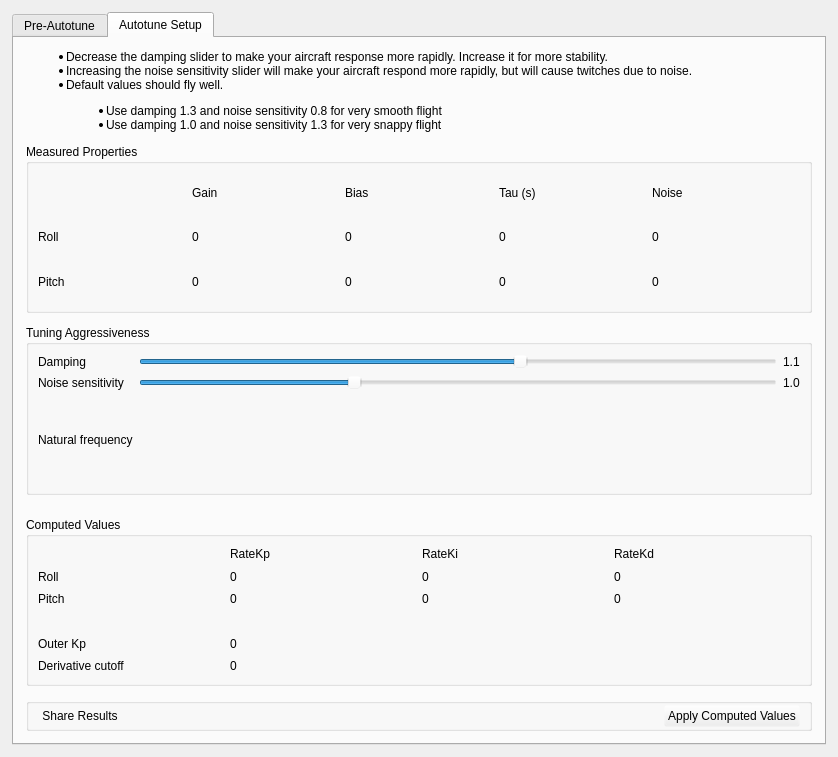
Above: ground/gcs/src/plugins/config/autotune.ui from d-ronin/dRonin before the change. Below: the same form after it.
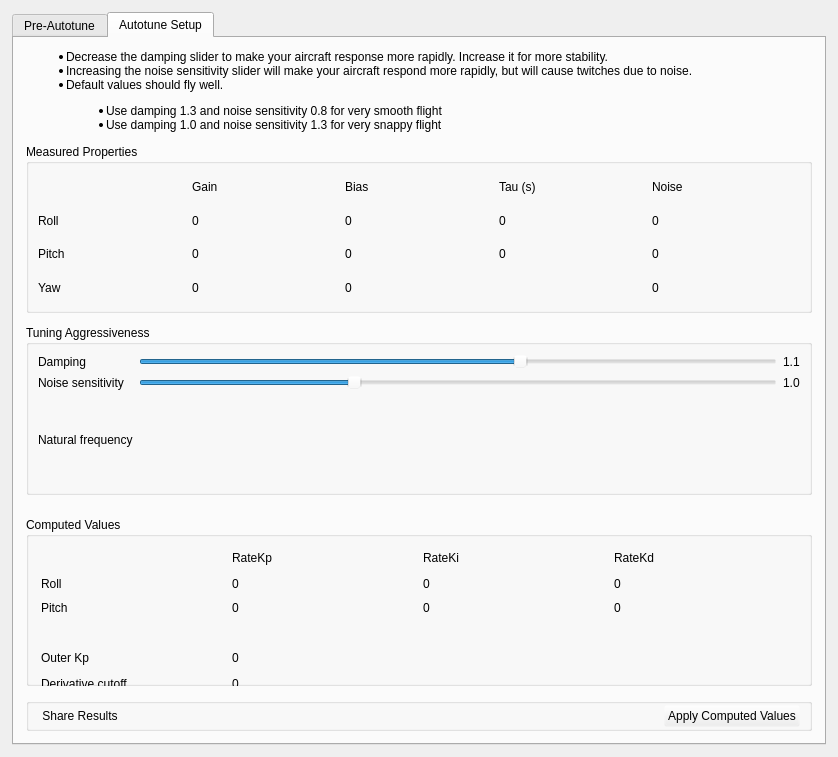
That is the form after the change. Icons and pictures are not drawn.

Commit message: gcs: autotune: display (and share) yaw parameters

What changed in the file:
```diff
--- a/ground/gcs/src/plugins/config/autotune.ui
+++ b/ground/gcs/src/plugins/config/autotune.ui
@@ -78,26 +78,26 @@
              <string>&lt;!DOCTYPE HTML PUBLIC &quot;-//W3C//DTD HTML 4.0//EN&quot; &quot;http://www.w3.org/TR/REC-html40/strict.dtd&quot;&gt;
 &lt;html&gt;&lt;head&gt;&lt;meta name=&quot;qrichtext&quot; content=&quot;1&quot; /&gt;&lt;style type=&quot;text/css&quot;&gt;
 p, li { white-space: pre-wrap; }
-&lt;/style&gt;&lt;/head&gt;&lt;body style=&quot; font-family:'MS Shell Dlg 2'; font-size:8.25pt; font-weight:400; font-style:normal;&quot;&gt;
+&lt;/style&gt;&lt;/head&gt;&lt;body style=&quot; font-family:'.Helvetica Neue DeskInterface'; font-size:13pt; font-weight:400; font-style:normal;&quot;&gt;
 &lt;p align=&quot;center&quot; style=&quot; margin-top:0px; margin-bottom:0px; margin-left:0px; margin-right:0px; -qt-block-indent:0; text-indent:0px;&quot;&gt;&lt;span style=&quot; font-family:'Lucida Grande'; font-size:20pt; font-weight:600; color:#ff0000;&quot;&gt;WARNING:&lt;/span&gt;&lt;/p&gt;
-&lt;p style=&quot;-qt-paragraph-type:empty; margin-top:0px; margin-bottom:0px; margin-left:0px; margin-right:0px; -qt-block-indent:0; text-indent:0px; font-family:'Lucida Grande'; font-size:13pt;&quot;&gt;&lt;br /&gt;&lt;/p&gt;
-&lt;p style=&quot; margin-top:0px; margin-bottom:0px; margin-left:0px; margin-right:0px; -qt-block-indent:0; text-indent:0px;&quot;&gt;&lt;span style=&quot; font-family:'Lucida Grande'; font-size:13pt;&quot;&gt;This is an advanced plugin for the GCS that is going to make your UAV twitch automatically, so test in a large open area and be cautious of the values that it creates.&lt;br /&gt;&lt;br /&gt;Please read and understand all of the following steps for autotuning before attempting an autotune.&lt;br /&gt;&lt;/span&gt;&lt;/p&gt;
-&lt;ol style=&quot;margin-top: 0px; margin-bottom: 0px; margin-left: 0px; margin-right: 0px; -qt-list-indent: 1;&quot;&gt;&lt;li style=&quot; font-family:'Lucida Grande'; font-size:13pt;&quot; style=&quot; margin-top:0px; margin-bottom:0px; margin-left:0px; margin-right:0px; -qt-block-indent:0; text-indent:0px;&quot;&gt;Go to https://vimeo.com/104806460 and watch the autotuning tutorial.&lt;/li&gt;
-&lt;p style=&quot;-qt-paragraph-type:empty; margin-top:0px; margin-bottom:0px; margin-left:0px; margin-right:0px; -qt-block-indent:1; text-indent:0px; font-family:'Lucida Grande'; font-size:13pt;&quot;&gt;&lt;br /&gt;&lt;/p&gt;
-&lt;li style=&quot; font-family:'Lucida Grande'; font-size:13pt;&quot; style=&quot; margin-top:0px; margin-bottom:0px; margin-left:0px; margin-right:0px; -qt-block-indent:0; text-indent:0px;&quot;&gt;On the &lt;span style=&quot; font-style:italic;&quot;&gt;Input configuration &lt;/span&gt;page, &lt;span style=&quot; font-style:italic;&quot;&gt;Flight Mode Switch Settings tab&lt;/span&gt;, set one of your flight modes to &amp;quot;Autotune&amp;quot;.&lt;/li&gt;
-&lt;p style=&quot;-qt-paragraph-type:empty; margin-top:0px; margin-bottom:0px; margin-left:0px; margin-right:0px; -qt-block-indent:1; text-indent:0px; font-family:'Lucida Grande'; font-size:13pt;&quot;&gt;&lt;br /&gt;&lt;/p&gt;
-&lt;li style=&quot; font-family:'Lucida Grande'; font-size:13pt;&quot; style=&quot; margin-top:0px; margin-bottom:0px; margin-left:0px; margin-right:0px; -qt-block-indent:0; text-indent:0px;&quot;&gt;Click the &lt;span style=&quot; font-style:italic;&quot;&gt;Enable Autotune Module&lt;/span&gt; checkbox below this text, click S&lt;span style=&quot; font-style:italic;&quot;&gt;ave,&lt;/span&gt; and reboot the flight controller.&lt;br /&gt;&lt;/li&gt;
-&lt;li style=&quot; font-family:'Lucida Grande'; font-size:13pt;&quot; style=&quot; margin-top:0px; margin-bottom:0px; margin-left:0px; margin-right:0px; -qt-block-indent:0; text-indent:0px;&quot;&gt;Take off, and when stable, change flight mode to autotune. Focus on keeping the UAV in the air while it's twitching.&lt;/li&gt;
-&lt;ol type=&quot;a&quot; style=&quot;margin-top: 0px; margin-bottom: 0px; margin-left: 0px; margin-right: 0px; -qt-list-indent: 2;&quot;&gt;&lt;li style=&quot; font-family:'Lucida Grande'; font-size:13pt;&quot; style=&quot; margin-top:0px; margin-bottom:0px; margin-left:0px; margin-right:0px; -qt-block-indent:0; text-indent:0px;&quot;&gt;In the first few seconds, nothing will happen...&lt;/li&gt;
-&lt;li style=&quot; font-family:'Lucida Grande'; font-size:13pt;&quot; style=&quot; margin-top:0px; margin-bottom:0px; margin-left:0px; margin-right:0px; -qt-block-indent:0; text-indent:0px;&quot;&gt;The the UAV will start twitching for approximately 60 seconds. It will continue to respond to your inputs, and moving the sticks won't negatively affect the tune.&lt;/li&gt;
-&lt;li style=&quot; font-family:'Lucida Grande'; font-size:13pt;&quot; style=&quot; margin-top:0px; margin-bottom:0px; margin-left:0px; margin-right:0px; -qt-block-indent:0; text-indent:0px;&quot;&gt;When the twitching stops, the tuning phase is completed.&lt;/li&gt;&lt;/ol&gt;
-&lt;p style=&quot;-qt-paragraph-type:empty; margin-top:0px; margin-bottom:0px; margin-left:0px; margin-right:0px; -qt-block-indent:1; text-indent:0px; font-family:'Lucida Grande'; font-size:13pt;&quot;&gt;&lt;br /&gt;&lt;/p&gt;
-&lt;li style=&quot; font-family:'Lucida Grande'; font-size:13pt;&quot; style=&quot; margin-top:0px; margin-bottom:0px; margin-left:0px; margin-right:0px; -qt-block-indent:0; text-indent:0px;&quot;&gt;Land and disarm leaving the Autotune mode enabled. At this point, the settings are saved. Power down the UAV, unless it is connected to GCS via bluetooth.&lt;br /&gt;&lt;/li&gt;
-&lt;li style=&quot; font-family:'Lucida Grande'; font-size:13pt;&quot; style=&quot; margin-top:0px; margin-bottom:0px; margin-left:0px; margin-right:0px; -qt-block-indent:0; text-indent:0px;&quot;&gt;Connect to GCS and check the values on the &lt;span style=&quot; font-style:italic;&quot;&gt;Autotune Setup&lt;/span&gt; page against the values on the &lt;span style=&quot; font-style:italic;&quot;&gt;Stabilization&lt;/span&gt; page. If they are vastly different, this is an indication to be wary, and indicates that a subsequent autotune should be run to get more accurate values. &lt;span style=&quot; font-weight:600;&quot;&gt;For extreme values a prompt will ask if you want to continue. Check your settings carefully in this case.&lt;/span&gt;&lt;br /&gt;&lt;/li&gt;
-&lt;li style=&quot; font-family:'Lucida Grande'; font-size:13pt;&quot; style=&quot; margin-top:0px; margin-bottom:0px; margin-left:0px; margin-right:0px; -qt-block-indent:0; text-indent:0px;&quot;&gt;Adjust the values as necessary with the &lt;span style=&quot; font-style:italic;&quot;&gt;Damping&lt;/span&gt; and &lt;span style=&quot; font-style:italic;&quot;&gt;Noise sensitivity&lt;/span&gt; sliders until they appear to be reasonable. When satisfied, click the &lt;span style=&quot; font-style:italic;&quot;&gt;Apply Computed Values&lt;/span&gt; button at the bottom right.&lt;br /&gt;&lt;/li&gt;
-&lt;li style=&quot; font-family:'Lucida Grande'; font-size:13pt;&quot; style=&quot; margin-top:0px; margin-bottom:0px; margin-left:0px; margin-right:0px; -qt-block-indent:0; text-indent:0px;&quot;&gt;Return to the &lt;span style=&quot; font-style:italic;&quot;&gt;Stabilization&lt;/span&gt; page and click &lt;span style=&quot; font-style:italic;&quot;&gt;apply&lt;/span&gt; to enable the new settings. The &lt;span style=&quot; font-style:italic;&quot;&gt;save&lt;/span&gt; button must also be pressed if the flight controller is to be powered down prior to the next flight.&lt;br /&gt;&lt;/li&gt;
-&lt;li style=&quot; font-family:'Lucida Grande'; font-size:13pt;&quot; style=&quot; margin-top:0px; margin-bottom:12px; margin-left:0px; margin-right:0px; -qt-block-indent:0; text-indent:0px;&quot;&gt;Ensure that a normal flight mode (not Autotune) is selected prior to the nexn flight.  If Autotune is left as the active mode, it is likely that the flight controller will not arm.&lt;/li&gt;
-&lt;li style=&quot; font-family:'Lucida Grande'; font-size:13pt;&quot; style=&quot; margin-top:0px; margin-bottom:12px; margin-left:0px; margin-right:0px; -qt-block-indent:0; text-indent:0px;&quot;&gt;If the UAV performs well, then the process is complete.  If it does not, the &lt;span style=&quot; font-style:italic;&quot;&gt;Dampin&lt;/span&gt;g and &lt;span style=&quot; font-style:italic;&quot;&gt;Noise sensitivity&lt;/span&gt; sliders may be adjusted, settings reapplied, saved and tested again.&lt;/li&gt;&lt;/ol&gt;&lt;/body&gt;&lt;/html&gt;</string>
+&lt;p style=&quot;-qt-paragraph-type:empty; margin-top:0px; margin-bottom:0px; margin-left:0px; margin-right:0px; -qt-block-indent:0; text-indent:0px; font-family:'Lucida Grande';&quot;&gt;&lt;br /&gt;&lt;/p&gt;
+&lt;p style=&quot; margin-top:0px; margin-bottom:0px; margin-left:0px; margin-right:0px; -qt-block-indent:0; text-indent:0px;&quot;&gt;&lt;span style=&quot; font-family:'Lucida Grande';&quot;&gt;This is an advanced plugin for the GCS that is going to make your UAV twitch automatically, so test in a large open area and be cautious of the values that it creates.&lt;br /&gt;&lt;br /&gt;Please read and understand all of the following steps for autotuning before attempting an autotune.&lt;br /&gt;&lt;/span&gt;&lt;/p&gt;
+&lt;ol style=&quot;margin-top: 0px; margin-bottom: 0px; margin-left: 0px; margin-right: 0px; -qt-list-indent: 1;&quot;&gt;&lt;li style=&quot; font-family:'Lucida Grande';&quot; style=&quot; margin-top:0px; margin-bottom:0px; margin-left:0px; margin-right:0px; -qt-block-indent:0; text-indent:0px;&quot;&gt;Go to https://vimeo.com/104806460 and watch the autotuning tutorial.&lt;/li&gt;
+&lt;p style=&quot;-qt-paragraph-type:empty; margin-top:0px; margin-bottom:0px; margin-left:0px; margin-right:0px; -qt-block-indent:1; text-indent:0px; font-family:'Lucida Grande';&quot;&gt;&lt;br /&gt;&lt;/p&gt;
+&lt;li style=&quot; font-family:'Lucida Grande';&quot; style=&quot; margin-top:0px; margin-bottom:0px; margin-left:0px; margin-right:0px; -qt-block-indent:0; text-indent:0px;&quot;&gt;On the &lt;span style=&quot; font-style:italic;&quot;&gt;Input configuration &lt;/span&gt;page, &lt;span style=&quot; font-style:italic;&quot;&gt;Flight Mode Switch Settings tab&lt;/span&gt;, set one of your flight modes to &amp;quot;Autotune&amp;quot;.&lt;/li&gt;
+&lt;p style=&quot;-qt-paragraph-type:empty; margin-top:0px; margin-bottom:0px; margin-left:0px; margin-right:0px; -qt-block-indent:1; text-indent:0px; font-family:'Lucida Grande';&quot;&gt;&lt;br /&gt;&lt;/p&gt;
+&lt;li style=&quot; font-family:'Lucida Grande';&quot; style=&quot; margin-top:0px; margin-bottom:0px; margin-left:0px; margin-right:0px; -qt-block-indent:0; text-indent:0px;&quot;&gt;Click the &lt;span style=&quot; font-style:italic;&quot;&gt;Enable Autotune Module&lt;/span&gt; checkbox below this text, click S&lt;span style=&quot; font-style:italic;&quot;&gt;ave,&lt;/span&gt; and reboot the flight controller.&lt;br /&gt;&lt;/li&gt;
+&lt;li style=&quot; font-family:'Lucida Grande';&quot; style=&quot; margin-top:0px; margin-bottom:0px; margin-left:0px; margin-right:0px; -qt-block-indent:0; text-indent:0px;&quot;&gt;Take off, and when stable, change flight mode to autotune. Focus on keeping the UAV in the air while it's twitching.&lt;/li&gt;
+&lt;ol type=&quot;a&quot; style=&quot;margin-top: 0px; margin-bottom: 0px; margin-left: 0px; margin-right: 0px; -qt-list-indent: 2;&quot;&gt;&lt;li style=&quot; font-family:'Lucida Grande';&quot; style=&quot; margin-top:0px; margin-bottom:0px; margin-left:0px; margin-right:0px; -qt-block-indent:0; text-indent:0px;&quot;&gt;In the first few seconds, nothing will happen...&lt;/li&gt;
+&lt;li style=&quot; font-family:'Lucida Grande';&quot; style=&quot; margin-top:0px; margin-bottom:0px; margin-left:0px; margin-right:0px; -qt-block-indent:0; text-indent:0px;&quot;&gt;The the UAV will start twitching for approximately 60 seconds. It will continue to respond to your inputs, and moving the sticks won't negatively affect the tune.&lt;/li&gt;
+&lt;li style=&quot; font-family:'Lucida Grande';&quot; style=&quot; margin-top:0px; margin-bottom:0px; margin-left:0px; margin-right:0px; -qt-block-indent:0; text-indent:0px;&quot;&gt;When the twitching stops, the tuning phase is completed.&lt;/li&gt;&lt;/ol&gt;
+&lt;p style=&quot;-qt-paragraph-type:empty; margin-top:0px; margin-bottom:0px; margin-left:0px; margin-right:0px; -qt-block-indent:1; text-indent:0px; font-family:'Lucida Grande';&quot;&gt;&lt;br /&gt;&lt;/p&gt;
+&lt;li style=&quot; font-family:'Lucida Grande';&quot; style=&quot; margin-top:0px; margin-bottom:0px; margin-left:0px; margin-right:0px; -qt-block-indent:0; text-indent:0px;&quot;&gt;Land and disarm leaving the Autotune mode enabled. At this point, the settings are saved. Power down the UAV, unless it is connected to GCS via bluetooth.&lt;br /&gt;&lt;/li&gt;
+&lt;li style=&quot; font-family:'Lucida Grande';&quot; style=&quot; margin-top:0px; margin-bottom:0px; margin-left:0px; margin-right:0px; -qt-block-indent:0; text-indent:0px;&quot;&gt;Connect to GCS and check the values on the &lt;span style=&quot; font-style:italic;&quot;&gt;Autotune Setup&lt;/span&gt; page against the values on the &lt;span style=&quot; font-style:italic;&quot;&gt;Stabilization&lt;/span&gt; page. If they are vastly different, this is an indication to be wary, and indicates that a subsequent autotune should be run to get more accurate values. &lt;span style=&quot; font-weight:600;&quot;&gt;For extreme values a prompt will ask if you want to continue. Check your settings carefully in this case.&lt;/span&gt;&lt;br /&gt;&lt;/li&gt;
+&lt;li style=&quot; font-family:'Lucida Grande';&quot; style=&quot; margin-top:0px; margin-bottom:0px; margin-left:0px; margin-right:0px; -qt-block-indent:0; text-indent:0px;&quot;&gt;Adjust the values as necessary with the &lt;span style=&quot; font-style:italic;&quot;&gt;Damping&lt;/span&gt; and &lt;span style=&quot; font-style:italic;&quot;&gt;Noise sensitivity&lt;/span&gt; sliders until they appear to be reasonable. When satisfied, click the &lt;span style=&quot; font-style:italic;&quot;&gt;Apply Computed Values&lt;/span&gt; button at the bottom right.&lt;br /&gt;&lt;/li&gt;
+&lt;li style=&quot; font-family:'Lucida Grande';&quot; style=&quot; margin-top:0px; margin-bottom:0px; margin-left:0px; margin-right:0px; -qt-block-indent:0; text-indent:0px;&quot;&gt;Return to the &lt;span style=&quot; font-style:italic;&quot;&gt;Stabilization&lt;/span&gt; page and click &lt;span style=&quot; font-style:italic;&quot;&gt;apply&lt;/span&gt; to enable the new settings. The &lt;span style=&quot; font-style:italic;&quot;&gt;save&lt;/span&gt; button must also be pressed if the flight controller is to be powered down prior to the next flight.&lt;br /&gt;&lt;/li&gt;
+&lt;li style=&quot; font-family:'Lucida Grande';&quot; style=&quot; margin-top:0px; margin-bottom:12px; margin-left:0px; margin-right:0px; -qt-block-indent:0; text-indent:0px;&quot;&gt;Ensure that a normal flight mode (not Autotune) is selected prior to the nexn flight.  If Autotune is left as the active mode, it is likely that the flight controller will not arm.&lt;/li&gt;
+&lt;li style=&quot; font-family:'Lucida Grande';&quot; style=&quot; margin-top:0px; margin-bottom:12px; margin-left:0px; margin-right:0px; -qt-block-indent:0; text-indent:0px;&quot;&gt;If the UAV performs well, then the process is complete.  If it does not, the &lt;span style=&quot; font-style:italic;&quot;&gt;Dampin&lt;/span&gt;g and &lt;span style=&quot; font-style:italic;&quot;&gt;Noise sensitivity&lt;/span&gt; sliders may be adjusted, settings reapplied, saved and tested again.&lt;/li&gt;&lt;/ol&gt;&lt;/body&gt;&lt;/html&gt;</string>
             </property>
            </widget>
           </item>
@@ -317,7 +317,7 @@
             <x>0</x>
             <y>0</y>
             <width>808</width>
-            <height>707</height>
+            <height>710</height>
            </rect>
           </property>
           <property name="sizePolicy">
@@ -383,47 +383,6 @@
               <string>Measured Properties</string>
              </property>
              <layout class="QGridLayout" name="gridLayout">
-              <item row="1" column="0">
-               <widget class="QLabel" name="label_3">
-                <property name="text">
-                 <string>Roll</string>
-                </property>
-               </widget>
-              </item>
-              <item row="1" column="1">
-               <widget class="QLabel" name="measuredRollGain">
-                <property name="text">
-                 <string>0</string>
-                </property>
-                <property name="alignment">
-                 <set>Qt::AlignLeading|Qt::AlignLeft|Qt::AlignVCenter</set>
-                </property>
-                <property name="objrelation" stdset="0">
-                 <stringlist>
-                  <string>objname:SystemIdent</string>
-                  <string>fieldname:Beta</string>
-                  <string>element:Roll</string>
-                 </stringlist>
-                </property>
-               </widget>
-              </item>
-              <item row="1" column="2">
-               <widget class="QLabel" name="measuredRollBias">
-                <property name="text">
-                 <string>0</string>
-                </property>
-                <property name="alignment">
-                 <set>Qt::AlignLeading|Qt::AlignLeft|Qt::AlignVCenter</set>
-                </property>
-                <property name="objrelation" stdset="0">
-                 <stringlist>
-                  <string>objname:SystemIdent</string>
-                  <string>fieldname:Bias</string>
-                  <string>element:Roll</string>
-                 </stringlist>
-                </property>
-               </widget>
-              </item>
               <item row="0" column="1">
                <widget class="QLabel" name="label_6">
                 <property name="text">
@@ -431,57 +390,6 @@
                 </property>
                </widget>
               </item>
-              <item row="3" column="0">
-               <widget class="QLabel" name="label_8">
-                <property name="text">
-                 <string>Pitch</string>
-                </property>
-               </widget>
-              </item>
-              <item row="3" column="1">
-               <widget class="QLabel" name="measuredPitchGain">
-                <property name="text">
-                 <string>0</string>
-                </property>
-                <property name="alignment">
-                 <set>Qt::AlignLeading|Qt::AlignLeft|Qt::AlignVCenter</set>
-                </property>
-                <property name="objrelation" stdset="0">
-                 <stringlist>
-                  <string>objname:SystemIdent</string>
-                  <string>fieldname:Beta</string>
-                  <string>element:Pitch</string>
-                 </stringlist>
-                </property>
-               </widget>
-              </item>
-              <item row="3" column="2">
-               <widget class="QLabel" name="measuredPitchBias">
-                <property name="text">
-                 <string>0</string>
-                </property>
-                <property name="alignment">
-                 <set>Qt::AlignLeading|Qt::AlignLeft|Qt::AlignVCenter</set>
-                </property>
-                <property name="objrelation" stdset="0">
-                 <stringlist>
-                  <string>objname:SystemIdent</string>
-                  <string>fieldname:Bias</string>
-                  <string>element:Pitch</string>
-                 </stringlist>
-                </property>
-               </widget>
-              </item>
-              <item row="1" column="3">
-               <widget class="QLabel" name="rollTau">
-                <property name="text">
-                 <string>0</string>
-                </property>
-                <property name="alignment">
-                 <set>Qt::AlignLeading|Qt::AlignLeft|Qt::AlignVCenter</set>
-                </property>
-               </widget>
-              </item>
               <item row="0" column="2">
                <widget class="QLabel" name="label_7">
                 <property name="text">
@@ -489,16 +397,6 @@
                 </property>
                </widget>
               </item>
-              <item row="3" column="3">
-               <widget class="QLabel" name="pitchTau">
-                <property name="text">
-                 <string>0</string>
-                </property>
-                <property name="alignment">
-                 <set>Qt::AlignLeading|Qt::AlignLeft|Qt::AlignVCenter</set>
-                </property>
-               </widget>
-              </item>
               <item row="0" column="3">
                <widget class="QLabel" name="label_14">
                 <property name="text">
@@ -513,6 +411,57 @@
                 </property>
                </widget>
               </item>
+              <item row="1" column="0">
+               <widget class="QLabel" name="label_3">
+                <property name="text">
+                 <string>Roll</string>
+                </property>
+               </widget>
+              </item>
+              <item row="1" column="1">
+               <widget class="QLabel" name="measuredRollGain">
+                <property name="text">
+                 <string>0</string>
+                </property>
+                <property name="alignment">
+                 <set>Qt::AlignLeading|Qt::AlignLeft|Qt::AlignVCenter</set>
+                </property>
+                <property name="objrelation" stdset="0">
+                 <stringlist>
+                  <string>objname:SystemIdent</string>
+                  <string>fieldname:Beta</string>
+                  <string>element:Roll</string>
+                 </stringlist>
+                </property>
+               </widget>
+              </item>
+              <item row="1" column="2">
+               <widget class="QLabel" name="measuredRollBias">
+                <property name="text">
+                 <string>0</string>
+                </property>
+                <property name="alignment">
+                 <set>Qt::AlignLeading|Qt::AlignLeft|Qt::AlignVCenter</set>
+                </property>
+                <property name="objrelation" stdset="0">
+                 <stringlist>
+                  <string>objname:SystemIdent</string>
+                  <string>fieldname:Bias</string>
+                  <string>element:Roll</string>
+                 </stringlist>
+                </property>
+               </widget>
+              </item>
+              <item row="1" column="3">
+               <widget class="QLabel" name="rollTau">
+                <property name="text">
+                 <string>0</string>
+                </property>
+                <property name="alignment">
+                 <set>Qt::AlignLeading|Qt::AlignLeft|Qt::AlignVCenter</set>
+                </property>
+               </widget>
+              </item>
               <item row="1" column="4">
                <widget class="QLabel" name="measuredRollNoise">
                 <property name="text">
@@ -530,7 +479,58 @@
                 </property>
                </widget>
               </item>
-              <item row="3" column="4">
+              <item row="2" column="0">
+               <widget class="QLabel" name="label_8">
+                <property name="text">
+                 <string>Pitch</string>
+                </property>
+               </widget>
+              </item>
+              <item row="2" column="1">
+               <widget class="QLabel" name="measuredPitchGain">
+                <property name="text">
+                 <string>0</string>
+                </property>
+                <property name="alignment">
+                 <set>Qt::AlignLeading|Qt::AlignLeft|Qt::AlignVCenter</set>
+                </property>
+                <property name="objrelation" stdset="0">
+                 <stringlist>
+                  <string>objname:SystemIdent</string>
+                  <string>fieldname:Beta</string>
+                  <string>element:Pitch</string>
+                 </stringlist>
+                </property>
+               </widget>
+              </item>
+              <item row="2" column="2">
+               <widget class="QLabel" name="measuredPitchBias">
+                <property name="text">
+                 <string>0</string>
+                </property>
+                <property name="alignment">
+                 <set>Qt::AlignLeading|Qt::AlignLeft|Qt::AlignVCenter</set>
+                </property>
+                <property name="objrelation" stdset="0">
+                 <stringlist>
+                  <string>objname:SystemIdent</string>
+                  <string>fieldname:Bias</string>
+                  <string>element:Pitch</string>
+                 </stringlist>
+                </property>
+               </widget>
+              </item>
+              <item row="2" column="3">
+               <widget class="QLabel" name="pitchTau">
+                <property name="text">
+                 <string>0</string>
+                </property>
+                <property name="alignment">
+                 <set>Qt::AlignLeading|Qt::AlignLeft|Qt::AlignVCenter</set>
+                </property>
+               </widget>
+              </item>
+              <item row="2" column="4">
                <widget class="QLabel" name="measuredPitchNoise">
                 <property name="text">
                  <string>0</string>
@@ -547,7 +547,84 @@
                 </property>
                </widget>
               </item>
+              <item row="3" column="0">
+               <widget class="QLabel" name="label_17">
+                <property name="text">
+                 <string>Yaw</string>
+                </property>
+               </widget>
+              </item>
+              <item row="3" column="1">
+               <widget class="QLabel" name="measuredYawGain">
+                <property name="text">
+                 <string>0</string>
+                </property>
+                <property name="alignment">
+                 <set>Qt::AlignLeading|Qt::AlignLeft|Qt::AlignVCenter</set>
+                </property>
+                <property name="objrelation" stdset="0">
+                 <stringlist>
+                  <string>objname:SystemIdent</string>
+                  <string>fieldname:Beta</string>
+                  <string>element:Yaw</string>
+                 </stringlist>
+                </property>
+               </widget>
+              </item>
+              <item row="3" column="2">
+               <widget class="QLabel" name="measuredYawBias">
+                <property name="text">
+                 <string>0</string>
+                </property>
+                <property name="alignment">
+                 <set>Qt::AlignLeading|Qt::AlignLeft|Qt::AlignVCenter</set>
+                </property>
+                <property name="objrelation" stdset="0">
+                 <stringlist>
+                  <string>objname:SystemIdent</string>
+                  <string>fieldname:Bias</string>
+                  <string>element:Yaw</string>
+                 </stringlist>
+                </property>
+               </widget>
+              </item>
+              <item row="3" column="4">
+               <widget class="QLabel" name="measuredYawNoise">
+                <property name="text">
+                 <string>0</string>
+                </property>
+                <property name="alignment">
+                 <set>Qt::AlignLeading|Qt::AlignLeft|Qt::AlignVCenter</set>
+                </property>
+                <property name="objrelation" stdset="0">
+                 <stringlist>
+                  <string>objname:SystemIdent</string>
+                  <string>fieldname:Noise</string>
+                  <string>element:Yaw</string>
+                 </stringlist>
+                </property>
+               </widget>
+              </item>
              </layout>
+             <zorder>label_3</zorder>
+             <zorder>measuredRollGain</zorder>
+             <zorder>measuredRollBias</zorder>
+             <zorder>label_6</zorder>
+             <zorder>label_8</zorder>
+             <zorder>measuredPitchGain</zorder>
+             <zorder>measuredPitchBias</zorder>
+             <zorder>rollTau</zorder>
+             <zorder>label_7</zorder>
+             <zorder>pitchTau</zorder>
+             <zorder>label_14</zorder>
+             <zorder>label_16</zorder>
+             <zorder>measuredPitchNoise</zorder>
+             <zorder>measuredRollNoise</zorder>
+             <zorder>label_17</zorder>
+             <zorder>measuredYawGain</zorder>
+             <zorder>measuredYawBias</zorder>
+             <zorder>measuredYawNoise</zorder>
+             <zorder>groupBox</zorder>
             </widget>
            </item>
            <item>
@@ -569,10 +646,10 @@
                 </property>
                </widget>
               </item>
-              <item row="2" column="2">
-               <widget class="QLabel" name="lblNoise">
+              <item row="2" column="0">
+               <widget class="QLabel" name="label">
                 <property name="text">
-                 <string>1.0</string>
+                 <string>Noise sensitivity</string>
                 </property>
                </widget>
               </item>
@@ -595,6 +672,13 @@
                 </property>
                </widget>
               </item>
+              <item row="3" column="1">
+               <widget class="QLabel" name="wn">
+                <property name="text">
+                 <string/>
+                </property>
+               </widget>
+              </item>
               <item row="1" column="1">
                <widget class="QSlider" name="rateDamp">
                 <property name="minimum">
@@ -611,20 +695,6 @@
                 </property>
                </widget>
               </item>
-              <item row="2" column="0">
-               <widget class="QLabel" name="label">
-                <property name="text">
-                 <string>Noise sensitivity</string>
-                </property>
-               </widget>
-              </item>
-              <item row="1" column="0">
-               <widget class="QLabel" name="label_11">
-                <property name="text">
-                 <string>Damping</string>
-                </property>
-               </widget>
-              </item>
               <item row="3" column="0">
                <widget class="QLabel" name="label_2">
                 <property name="text">
@@ -632,10 +702,17 @@
                 </property>
                </widget>
               </item>
-              <item row="3" column="1">
-               <widget class="QLabel" name="wn">
+              <item row="1" column="0">
+               <widget class="QLabel" name="label_11">
                 <property name="text">
-                 <string/>
+                 <string>Damping</string>
+                </property>
+               </widget>
+              </item>
+              <item row="2" column="2">
+               <widget class="QLabel" name="lblNoise">
+                <property name="text">
+                 <string>1.0</string>
                 </property>
                </widget>
               </item>
@@ -669,120 +746,214 @@
              <property name="title">
               <string>Computed Values</string>
              </property>
-             <layout class="QGridLayout" name="gridLayout_3">
-              <item row="0" column="2">
                <widget class="QLabel" name="label_9">
+              <property name="geometry">
+               <rect>
+                <x>397</x>
+                <y>33</y>
+                <width>41</width>
+                <height>16</height>
+               </rect>
+              </property>
                 <property name="text">
                  <string>RateKi</string>
                 </property>
                </widget>
-              </item>
-              <item row="5" column="0">
                <widget class="QLabel" name="label_18">
+              <property name="geometry">
+               <rect>
+                <x>15</x>
+                <y>159</y>
+                <width>100</width>
+                <height>16</height>
+               </rect>
+              </property>
                 <property name="text">
                  <string>Derivative cutoff</string>
                 </property>
                </widget>
-              </item>
-              <item row="1" column="2">
                <widget class="QLabel" name="rollRateKi">
+              <property name="geometry">
+               <rect>
+                <x>397</x>
+                <y>59</y>
+                <width>16</width>
+                <height>16</height>
+               </rect>
+              </property>
                 <property name="text">
                  <string>0</string>
                 </property>
                </widget>
-              </item>
-              <item row="2" column="1">
                <widget class="QLabel" name="pitchRateKp">
+              <property name="geometry">
+               <rect>
+                <x>206</x>
+                <y>83</y>
+                <width>16</width>
+                <height>16</height>
+               </rect>
+              </property>
                 <property name="text">
                  <string>0</string>
                 </property>
                </widget>
-              </item>
-              <item row="3" column="0">
                <widget class="QLabel" name="label_19">
+              <property name="geometry">
+               <rect>
+                <x>15</x>
+                <y>107</y>
+                <width>16</width>
+                <height>16</height>
+               </rect>
+              </property>
                 <property name="text">
                  <string/>
                 </property>
                </widget>
-              </item>
-              <item row="5" column="1">
                <widget class="QLabel" name="derivativeCutoff">
+              <property name="geometry">
+               <rect>
+                <x>206</x>
+                <y>159</y>
+                <width>16</width>
+                <height>16</height>
+               </rect>
+              </property>
                 <property name="text">
                  <string>0</string>
                 </property>
                </widget>
-              </item>
-              <item row="1" column="0">
                <widget class="QLabel" name="label_4">
+              <property name="geometry">
+               <rect>
+                <x>15</x>
+                <y>59</y>
+                <width>24</width>
+                <height>16</height>
+               </rect>
+              </property>
                 <property name="text">
                  <string>Roll</string>
                 </property>
                </widget>
-              </item>
-              <item row="2" column="3">
                <widget class="QLabel" name="pitchRateKd">
+              <property name="geometry">
+               <rect>
+                <x>588</x>
+                <y>83</y>
+                <width>16</width>
+                <height>16</height>
+               </rect>
+              </property>
                 <property name="text">
                  <string>0</string>
                 </property>
                </widget>
-              </item>
-              <item row="2" column="2">
                <widget class="QLabel" name="pitchRateKi">
+              <property name="geometry">
+               <rect>
+                <x>397</x>
+                <y>83</y>
+                <width>16</width>
+                <height>16</height>
+               </rect>
+              </property>
                 <property name="text">
                  <string>0</string>
                 </property>
                </widget>
-              </item>
-              <item row="0" column="3">
                <widget class="QLabel" name="label_10">
+              <property name="geometry">
+               <rect>
+                <x>588</x>
+                <y>33</y>
+                <width>46</width>
+                <height>16</height>
+               </rect>
+              </property>
                 <property name="text">
                  <string>RateKd</string>
                 </property>
                </widget>
-              </item>
-              <item row="1" column="3">
                <widget class="QLabel" name="rollRateKd">
+              <property name="geometry">
+               <rect>
+                <x>588</x>
+                <y>59</y>
+                <width>16</width>
+                <height>16</height>
+               </rect>
+              </property>
                 <property name="text">
                  <string>0</string>
                 </property>
                </widget>
-              </item>
-              <item row="2" column="0">
                <widget class="QLabel" name="label_12">
+              <property name="geometry">
+               <rect>
+                <x>15</x>
+                <y>83</y>
+                <width>32</width>
+                <height>16</height>
+               </rect>
+              </property>
                 <property name="text">
                  <string>Pitch</string>
                 </property>
                </widget>
-              </item>
-              <item row="0" column="1">
                <widget class="QLabel" name="label_5">
+              <property name="geometry">
+               <rect>
+                <x>206</x>
+                <y>33</y>
+                <width>46</width>
+                <height>16</height>
+               </rect>
+              </property>
                 <property name="text">
                  <string>RateKp</string>
                 </property>
                </widget>
-              </item>
-              <item row="1" column="1">
                <widget class="QLabel" name="rollRateKp">
+              <property name="geometry">
+               <rect>
+                <x>206</x>
+                <y>59</y>
+                <width>16</width>
+                <height>16</height>
+               </rect>
+              </property>
                 <property name="text">
                  <string>0</string>
                 </property>
                </widget>
-              </item>
-              <item row="4" column="0">
                <widget class="QLabel" name="label_15">
+              <property name="geometry">
+               <rect>
+                <x>15</x>
+                <y>133</y>
+                <width>56</width>
+                <height>16</height>
+               </rect>
+              </property>
                 <property name="text">
                  <string>Outer Kp</string>
                 </property>
                </widget>
-              </item>
-              <item row="4" column="1">
                <widget class="QLabel" name="lblOuterKp">
+              <property name="geometry">
+               <rect>
+                <x>206</x>
+                <y>133</y>
+                <width>16</width>
+                <height>16</height>
+               </rect>
+              </property>
                 <property name="text">
                  <string>0</string>
                 </property>
                </widget>
-              </item>
-             </layout>
             </widget>
            </item>
            <item>
```
Lines whose indentation alone changed are shown as unchanged. The commit also changes 1 other file.
